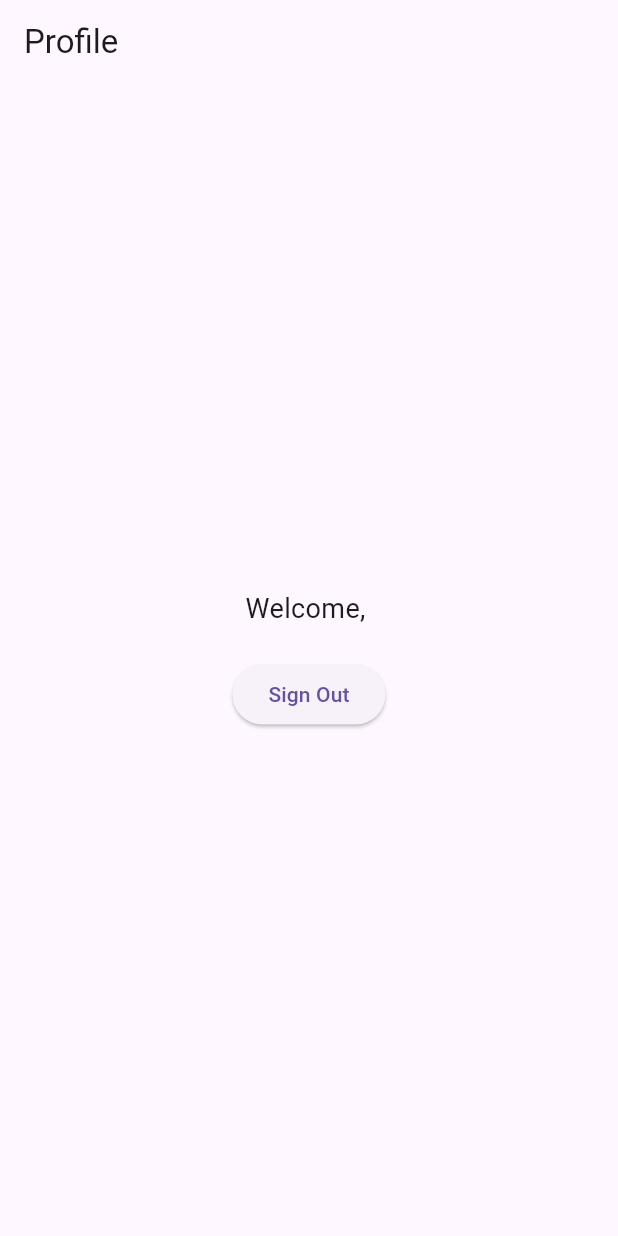
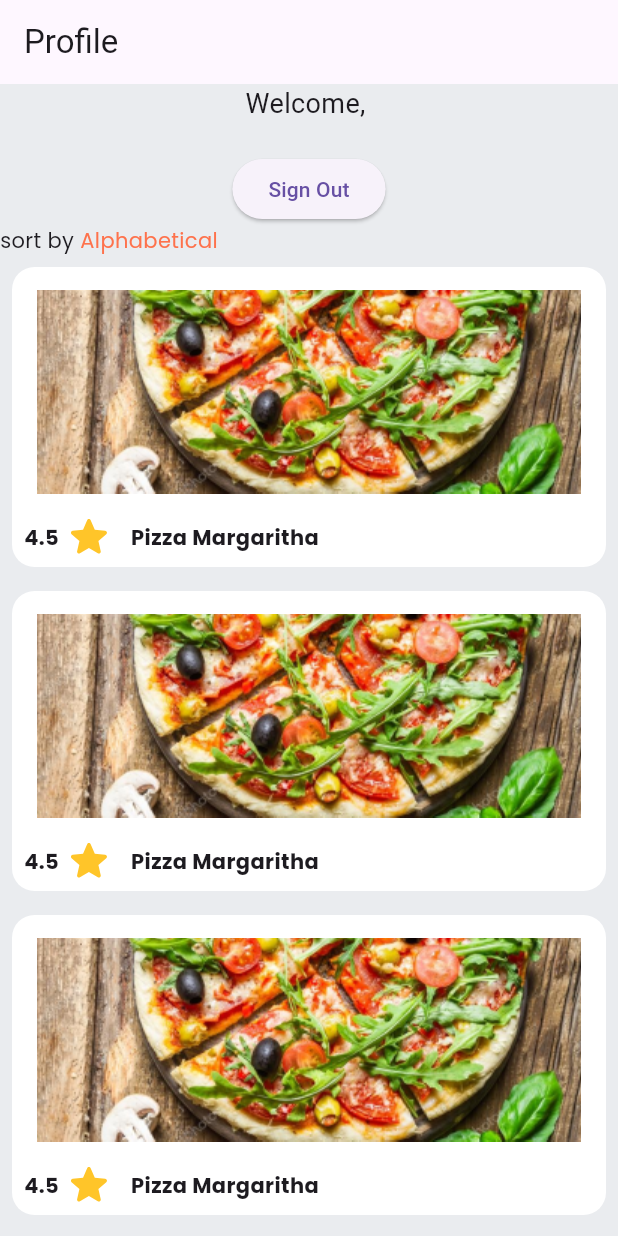
Before and after one commit to Final-Project-RecipeRescue/Client, a Flutter app: the screen it shows once a user with an empty profile is signed in, on a phone screen of 412 x 824 dp. Run offline on Flutter 3.47's test engine with Material 3 defaults, Android fonts, the phone set to English and light mode, and no system bars; our stand-ins replace firebase_auth, firebase_core, flutter_login, flutter_svg, font_awesome_flutter, google_fonts and 1 more; missing offline and left inert: firebase_app_check; accounts and stored records are empty.

Commit message:
Changed background, added listview mockup

```diff
--- /dev/null
+++ b/lib/colors/colors.dart
@@ -0,0 +1,48 @@
+import 'package:flutter/material.dart';
+
+const MaterialColor primary = MaterialColor(_primaryPrimaryValue, <int, Color>{
+  50: Color(0xFFFFEEEA),
+  100: Color(0xFFFFD5C9),
+  200: Color(0xFFFFB9A6),
+  300: Color(0xFFFE9C82),
+  400: Color(0xFFFE8767),
+  500: Color(_primaryPrimaryValue),
+  600: Color(0xFFFE6A45),
+  700: Color(0xFFFE5F3C),
+  800: Color(0xFFFE5533),
+  900: Color(0xFFFD4224),
+});
+const int _primaryPrimaryValue = 0xFFFE724C;
+
+const MaterialColor primaryAccent =
+    MaterialColor(_primaryAccentValue, <int, Color>{
+  100: Color(0xFFFFFFFF),
+  200: Color(_primaryAccentValue),
+  400: Color(0xFFFFD6D0),
+  700: Color(0xFFFFBFB7),
+});
+const int _primaryAccentValue = 0xFFFFFFFF;
+
+const MaterialColor backgroundgray =
+    MaterialColor(_backgroundgrayPrimaryValue, <int, Color>{
+  50: Color(0xFFF7F7F9),
+  100: Color(0xFFEAECEF),
+  200: Color(0xFFDDE0E5),
+  300: Color(0xFFCFD3DA),
+  400: Color(0xFFC4C9D2),
+  500: Color(_backgroundgrayPrimaryValue),
+  600: Color(0xFFB3BAC5),
+  700: Color(0xFFABB2BD),
+  800: Color(0xFFA3AAB7),
+  900: Color(0xFF949CAB),
+});
+const int _backgroundgrayPrimaryValue = 0xFFBAC0CA;
+
+const MaterialColor backgroundgrayAccent =
+    MaterialColor(_backgroundgrayAccentValue, <int, Color>{
+  100: Color(0xFFFFFFFF),
+  200: Color(_backgroundgrayAccentValue),
+  400: Color(0xFFE1ECFF),
+  700: Color(0xFFC8DCFF),
+});
+const int _backgroundgrayAccentValue = 0xFFFFFFFF;
--- /dev/null
+++ b/lib/components/recipe_home_page.dart
@@ -0,0 +1,46 @@
+import 'package:flutter/material.dart';
+import 'package:flutter_svg/svg.dart';
+import 'package:google_fonts/google_fonts.dart';
+
+class Recipe extends StatelessWidget {
+  const Recipe({super.key});
+
+  @override
+  Widget build(BuildContext context) {
+    return Container(
+      width: 200,
+      padding: const EdgeInsets.all(8),
+      margin: const EdgeInsets.all(8),
+      decoration: BoxDecoration(
+        color: Colors.white,
+        borderRadius: BorderRadius.circular(15),
+      ),
+      child: Column(
+        mainAxisAlignment: MainAxisAlignment.center,
+        children: [
+          Image.asset(
+            'assets/images/food_placeholder.png',
+            height: 150,
+          ),
+          const SizedBox(height: 10),
+          Row(mainAxisAlignment: MainAxisAlignment.start, children: [
+            Text('4.5',
+                style: GoogleFonts.poppins(fontWeight: FontWeight.bold)),
+            const SizedBox(width: 8),
+            SvgPicture.asset(
+              'assets/images/star.svg',
+              semanticsLabel: 'star',
+              height: 24,
+              width: 24,
+            ),
+            const SizedBox(width: 16),
+            Text(
+              'Pizza Margaritha',
+              style: GoogleFonts.poppins(fontWeight: FontWeight.bold),
+            ),
+          ]),
+        ],
+      ),
+    );
+  }
+}
--- a/lib/home_page.dart
+++ b/lib/home_page.dart
@@ -1,6 +1,11 @@
 import 'package:firebase_auth/firebase_auth.dart';
+import 'package:flutter/cupertino.dart';
 import 'package:flutter/material.dart';
+import 'package:flutter/widgets.dart';
+import 'package:google_fonts/google_fonts.dart';
 import 'package:reciperescue_client/authentication/auth.dart';
+import 'package:reciperescue_client/colors/colors.dart';
+import 'package:reciperescue_client/components/recipe_home_page.dart';
 
 class HomePage extends StatelessWidget {
   final Authenticate auth = Authenticate();
@@ -20,21 +25,52 @@ class HomePage extends StatelessWidget {
             if (snapshot.connectionState == ConnectionState.active) {
               final currentUser = snapshot.data;
               if (currentUser != null) {
-                return Column(
+                return Container(
+                  color: backgroundgray[100],
+                  child: Column(
                     mainAxisAlignment: MainAxisAlignment.center,
                     children: [
                       Text(
                         'Welcome, ${currentUser.email}',
-                      style: TextStyle(fontSize: 18),
+                        style: const TextStyle(fontSize: 18),
                       ),
-                    SizedBox(height: 20),
+                      const SizedBox(height: 20),
                       ElevatedButton(
                         onPressed: () {
                           auth.signOut();
                         },
-                      child: Text('Sign Out'),
+                        child: const Text('Sign Out'),
+                      ),
+                      Row(
+                        children: [
+                          Text(
+                            'sort by',
+                            style: GoogleFonts.poppins(),
+                          ),
+                          const SizedBox(
+                            width: 4,
+                          ),
+                          Text(
+                            'Alphabetical',
+                            style: GoogleFonts.poppins(
+                                textStyle: const TextStyle(color: primary)),
                           ),
                         ],
+                      ),
+                      Expanded(
+                        child: ListView(
+                          shrinkWrap: true,
+                          children: const [
+                            Recipe(),
+                            Recipe(),
+                            Recipe(),
+                            Recipe(),
+                            Recipe()
+                          ],
+                        ),
+                      )
+                    ],
+                  ),
                 );
               } else {
                 return Text('User not signed in');
--- a/lib/home_page_widget_tree.dart
+++ b/lib/home_page_widget_tree.dart
@@ -20,7 +20,8 @@ class _WidgetTreeState extends State<WidgetTree> {
           if (snapshot.hasData) {
             return HomePage();
           } else {
-            return const LoginPage();
+            // return const LoginPage();
+            return HomePage();
           }
         });
   }
--- a/pubspec.yaml
+++ b/pubspec.yaml
@@ -39,6 +39,12 @@ dependencies:
   google_sign_in: ^5.2.1
   flutter_signin_button: ^2.0.0
   firebase_app_check: ^0.2.1+18
+
+  #svg support
+  flutter_svg: ^2.0.10+1
+
+  #fonts
+  google_fonts: ^6.2.1
 
   # UI Login
   flutter_login: ^3.2.0
```
Also changed, not shown: assets/images/food_placeholder.png (added), assets/images/sort_icon.svg (added), assets/images/star.png (added), assets/images/star.svg (added), 1 other file. Lines whose indentation alone changed are shown as unchanged.
